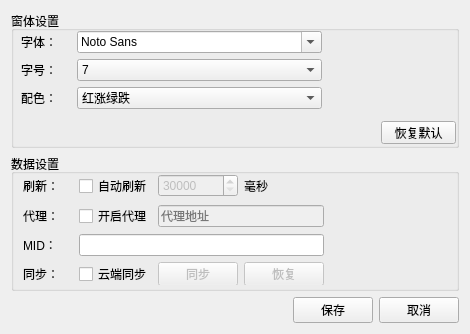
Qt form ui/fundSettingDialog.ui (xuzhonglin/FundView) before a commit.
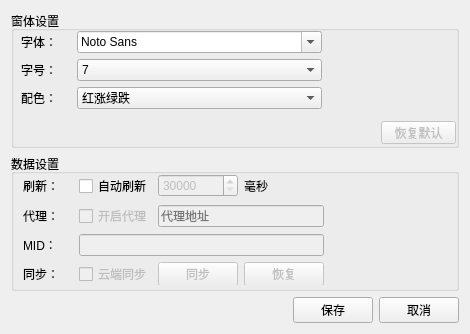
The same form after that commit.

What changed in the file:
```diff
--- a/ui/fundSettingDialog.ui
+++ b/ui/fundSettingDialog.ui
@@ -13,6 +13,12 @@
   <property name="windowTitle">
    <string>Dialog</string>
   </property>
+  <property name="autoFillBackground">
+   <bool>false</bool>
+  </property>
+  <property name="styleSheet">
+   <string notr="true"/>
+  </property>
   <layout class="QGridLayout" name="gridLayout">
    <item row="2" column="2">
     <widget class="QPushButton" name="pushButton">
@@ -81,7 +87,7 @@
         </widget>
        </item>
        <item row="1" column="2" colspan="2">
-        <widget class="QLineEdit" name="lineEdit_2">
+        <widget class="QLineEdit" name="proxyUrlTxt">
          <property name="enabled">
           <bool>false</bool>
          </property>
@@ -111,6 +117,9 @@
        </item>
        <item row="1" column="1">
         <widget class="QCheckBox" name="enableProxyChb">
+         <property name="enabled">
+          <bool>false</bool>
+         </property>
          <property name="minimumSize">
           <size>
            <width>70</width>
@@ -162,7 +171,11 @@
         </widget>
        </item>
        <item row="2" column="1" colspan="3">
-        <widget class="QLineEdit" name="midTxt"/>
+        <widget class="QLineEdit" name="midTxt">
+         <property name="enabled">
+          <bool>false</bool>
+         </property>
+        </widget>
        </item>
        <item row="3" column="0">
         <widget class="QLabel" name="label_4">
@@ -173,6 +186,9 @@
        </item>
        <item row="3" column="1">
         <widget class="QCheckBox" name="cloudSyncChb">
+         <property name="enabled">
+          <bool>false</bool>
+         </property>
          <property name="text">
           <string>云端同步</string>
          </property>
@@ -381,7 +397,10 @@
        </item>
       </layout>
      </widget>
-     <widget class="QPushButton" name="pushButton_2">
+     <widget class="QPushButton" name="resetBtn">
+      <property name="enabled">
+       <bool>false</bool>
+      </property>
       <property name="geometry">
        <rect>
         <x>370</x>
```
Left out of the diff: 2 changed lines with no effect on the pictures.
